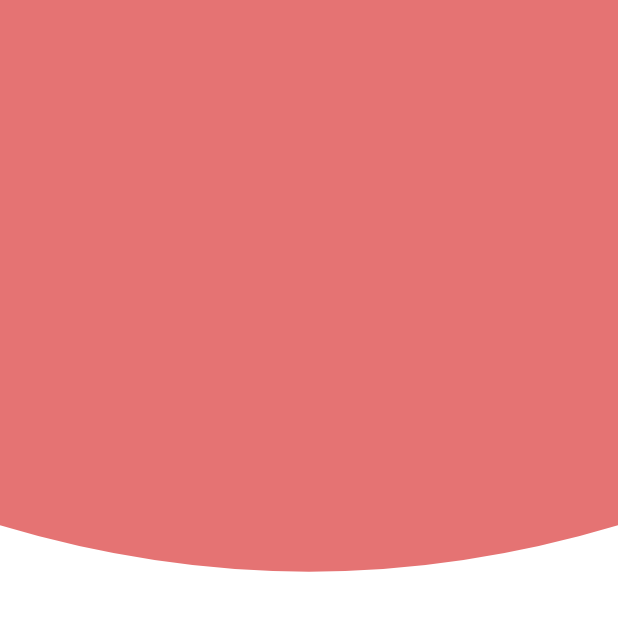
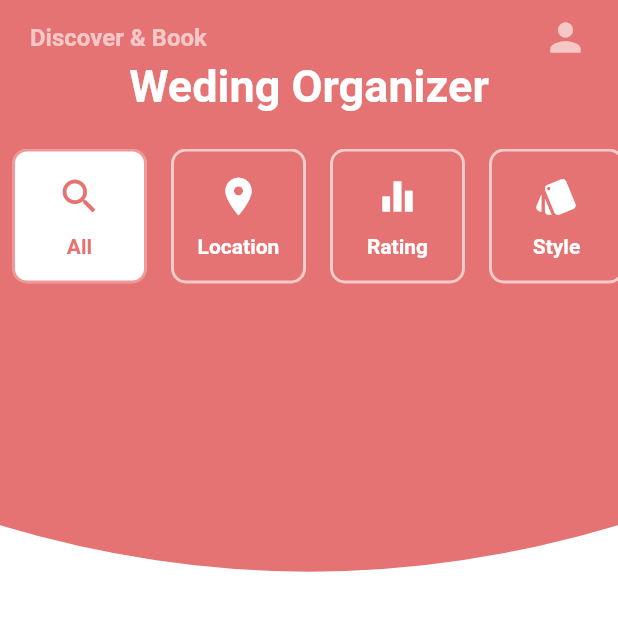
Before and after one commit to adinebelinda/PEMOGRAMAN-MOBILE, a Flutter app: the HomePages screen opened directly, on a phone screen of 412 x 824 dp, the top half of it. Run offline on Flutter 3.47's test engine with Material 2 defaults, Android fonts, the light colour scheme and no system bars.

Commit message:
Add Navbar on home Page and set gesture detector on each navbar

```diff
--- a/flutter_marketplace/lib/TextStyle.dart
+++ b/flutter_marketplace/lib/TextStyle.dart
@@ -7,7 +7,7 @@ final TextStyle fadedTextStyle = TextStyle(
 );
 
 final TextStyle whiteHeadingTextStyle= TextStyle(
-  fontSize: 40.0,
+  fontSize: 30.0,
   fontWeight: FontWeight.bold,
   color: Color(0xffffffff),
 );
--- /dev/null
+++ b/flutter_marketplace/lib/UI_requirement/HomePages/CategoryState.dart
@@ -0,0 +1,11 @@
+import 'package:flutter/material.dart';
+
+class CategoryState extends ChangeNotifier{
+
+  int selectedCategoryId=0;
+
+  void updateCategoryId(int selectedCategoryId){
+    this.selectedCategoryId = selectedCategoryId;
+    notifyListeners();
+  }
+}
--- /dev/null
+++ b/flutter_marketplace/lib/UI_requirement/HomePages/CategoryWidget.dart
@@ -0,0 +1,53 @@
+import 'package:flutter/material.dart';
+import 'package:flutter_marketplace/UI_requirement/HomePages/CategoryState.dart';
+import 'package:provider/provider.dart';
+import '../../TextStyle.dart';
+import '../../model/category.dart';
+
+class CategoryWidget extends StatelessWidget {
+
+  final Category category;
+
+  const CategoryWidget({Key key, this.category}) : super(key: key);
+
+  @override
+  Widget build(BuildContext context) {
+    final categoryState = Provider.of<CategoryState>(context);
+    final isSelected = categoryState.selectedCategoryId ==category.categoryId;
+
+    return GestureDetector(
+      onTap: (){
+        if(!isSelected){
+          categoryState.updateCategoryId(category.categoryId);
+        }
+      },
+      child: Container(
+        margin: EdgeInsets.symmetric(horizontal: 8.0),
+        width: 90,
+        height: 90,
+        decoration: BoxDecoration(
+          border: Border.all(color: isSelected ? Colors.red[200] : Color(0x9fffffff), width: 2),
+          borderRadius: BorderRadius.circular(10),
+          color: isSelected? Colors.white : Colors.transparent,
+        ),
+        child: Column(
+          mainAxisAlignment: MainAxisAlignment.center,
+          children: <Widget>[
+            Icon(
+              category.categoryIcon,
+              color: isSelected? Colors.red[300] : Colors.white,
+              size: 30,
+            ),
+            SizedBox(
+              height: 10.0,
+            ),
+            Text(
+              category.categoryName,
+              style:isSelected ? selectedCategoryTextStyle: categoryTextStyle ,
+            )
+          ],
+        ),
+      ),
+    );
+  }
+}
--- a/flutter_marketplace/lib/UI_requirement/HomePages/HomePages.dart
+++ b/flutter_marketplace/lib/UI_requirement/HomePages/HomePages.dart
@@ -1,16 +1,79 @@
 import 'package:flutter/material.dart';
+import 'package:flutter_marketplace/TextStyle.dart';
+import 'package:flutter_marketplace/UI_requirement/HomePages/CategoryState.dart';
 import 'package:flutter_marketplace/UI_requirement/HomePages/HomePages_background.dart';
+import 'package:flutter_marketplace/model/category.dart' as prefix0;
+import 'package:provider/provider.dart';
+import '../../model/category.dart';
+import 'CategoryWidget.dart';
 
 class HomePages extends StatelessWidget {
   @override
   Widget build(BuildContext context) {
     return Scaffold(
-      body: Stack(
-        children: <Widget>[
-          HomePagesBackground(
-            screenHeight: MediaQuery.of(context).size.height,
-          ),
-        ],
+      body: ChangeNotifierProvider<CategoryState>(
+        create: (_) =>CategoryState(),
+        child: Stack(
+          children: <Widget>[
+            HomePagesBackground(
+              screenHeight: MediaQuery.of(context).size.height,
+            ),
+            SafeArea(
+              child: SingleChildScrollView(
+                child: Column(
+                  children: <Widget>[
+                    Padding(
+                      padding: EdgeInsets.fromLTRB(20.0, 10.0, 20.0, 0.0),
+                      child: Row(
+                        children: <Widget>[
+                          Text(
+                            "Discover & Book",
+                            style: fadedTextStyle,
+                          ),
+                          Spacer(),
+                          Icon(
+                            Icons.person,
+                            color:Colors.white60,
+                            size:30.0,
+                          )
+                        ],
+                      ),
+                    ),
+                    Padding(
+                      padding: EdgeInsets.symmetric(horizontal: 20.0),
+                      child: Text(
+                        "Weding Organizer",
+                        style: whiteHeadingTextStyle,
+                        textAlign: TextAlign.left,
+                        ),
+                    ),
+                    Padding(
+                      padding: EdgeInsets.symmetric(vertical: 24.0),
+                      child: Consumer<CategoryState>(
+                        builder: (context, categoryState,_) => SingleChildScrollView(
+                          scrollDirection: Axis.horizontal,
+                          child: Row(
+                            children: <Widget>[
+                              for(final category in categories) CategoryWidget(category: category,), // looping to get data from category model
+                            ],
+                          )
+                        ),
+                      ),
+                    ),
+                    SingleChildScrollView(
+                      scrollDirection: Axis.vertical,
+                      child: Column(
+                        children: <Widget>[
+
+                        ],
+                      ),
+                    )
+                  ],
+                ),
+              ),
+            )
+          ],
+        ),
       ),
     );
   }
--- a/flutter_marketplace/lib/model/category.dart
+++ b/flutter_marketplace/lib/model/category.dart
@@ -16,11 +16,51 @@ final allCategory = Category(
 
 final nearLocation = Category(
   categoryId: 1,
-  categoryName: 'Near Location',
+  categoryName: 'Location',
   categoryIcon: Icons.place,
 );
+final special = Category(
+  categoryId: 2,
+  categoryName: "VIP",
+  categoryIcon: Icons.star_border,
+);
+
+final rating = Category(
+  categoryId: 3,
+  categoryName: "Rating",
+  categoryIcon: Icons.equalizer
+);
+final style = Category(
+  categoryId: 4,
+  categoryName: "Style",
+  categoryIcon: Icons.style,
+);
+
+final newFeature = Category(
+  categoryId: 5,
+  categoryName: "New",
+  categoryIcon: Icons.new_releases,
+);
+
+final promo = Category(
+  categoryId: 6,
+  categoryName: "Promotion",
+  categoryIcon: Icons.timelapse,
+);
+
+final favorite = Category(
+  categoryId: 7,
+  categoryName: "Favorite",
+  categoryIcon: Icons.favorite
+);
+
 
 final categories =[
   allCategory,
   nearLocation,
+  rating,
+  style,
+  newFeature,
+  promo,
+  favorite
 ];
--- a/flutter_marketplace/pubspec.yaml
+++ b/flutter_marketplace/pubspec.yaml
@@ -46,7 +46,8 @@ flutter:
 
   # To add assets to your application, add an assets section, like this:
   assets:
-   - assets/image/online-course-512.png
+   - assets/image/
+   - assets/icon/
 
   # An image asset can refer to one or more resolution-specific "variants", see
   # https://flutter.dev/assets-and-images/#resolution-aware.
```
